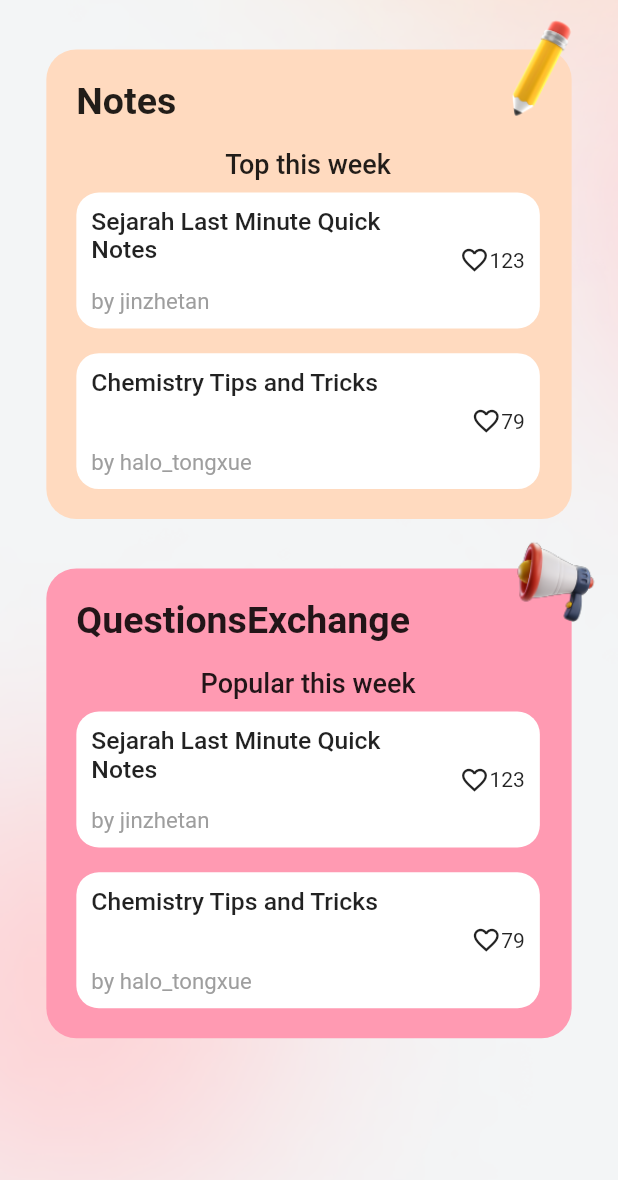
After one commit to zeminlai/volunteer_app, a Flutter app: the ResourcesPage screen opened directly, on a phone screen of 412 x 824 dp. The commit adds this screen. Shown: the top 1180 px of the screen. Run offline on Flutter 3.47's test engine with Material 2 defaults, Android fonts, the phone set to English and light mode, and no system bars; network calls fail.

Commit message:
make resources page and changed size to dynamic

```diff
--- a/lib/main.dart
+++ b/lib/main.dart
@@ -1,5 +1,6 @@
 import 'package:flutter/material.dart';
 import 'package:volunteer_app/pages/home_page.dart';
+import 'package:volunteer_app/pages/resources_page.dart';
 
 void main() {
   runApp(const MyApp());
--- a/lib/pages/home_page.dart
+++ b/lib/pages/home_page.dart
@@ -1,5 +1,5 @@
 import 'package:flutter/material.dart';
-import 'home_components.dart';
+import '../utils/home_components.dart';
 
 class HomePage extends StatefulWidget {
   const HomePage({super.key});
@@ -118,7 +118,7 @@ class _HomePageState extends State<HomePage> {
                 Padding(
                   //UPCOMING SESSIONS
                   padding: const EdgeInsets.fromLTRB(25, 10, 25, 0),
-                  child: Container(
+                  child: SizedBox(
                     width: 400,
                     height: 120,
                     child: SingleChildScrollView(
--- /dev/null
+++ b/lib/pages/resources_page.dart
@@ -0,0 +1,45 @@
+import 'package:flutter/material.dart';
+import 'package:volunteer_app/utils/resources_components.dart';
+import 'package:volunteer_app/utils/size_config.dart';
+
+class ResourcesPage extends StatefulWidget {
+  const ResourcesPage({super.key});
+
+  @override
+  State<ResourcesPage> createState() => _ResourcesPageState();
+}
+
+class _ResourcesPageState extends State<ResourcesPage> {
+  @override
+  Widget build(BuildContext context) {
+    return Scaffold(
+      body: Container(
+        decoration: const BoxDecoration(
+          color: Color.fromARGB(250, 226, 223, 223),
+          image: DecorationImage(
+            image: AssetImage("assets/resources_bg.png"),
+            fit: BoxFit.cover,
+          ),
+        ),
+        child: SafeArea(
+          child: Center(
+            child: Column(children: [
+              ResourceCard(
+                title: "Notes",
+                smallerTitle: "Top this week",
+                image: "assets/pencil.png",
+                color: Color(0xffFFDABF),
+              ),
+              ResourceCard(
+                title: "QuestionsExchange",
+                smallerTitle: "Popular this week",
+                image: "assets/speaker.png",
+                color: Color(0xffFF9AB2),
+              )
+            ]),
+          ),
+        ),
+      ),
+    );
+  }
+}
--- a/lib/pages/home_components.dart
+++ b/lib/utils/home_components.dart
@@ -153,7 +153,7 @@ class ResourcesCard extends StatelessWidget {
             color: Colors.grey.withOpacity(0.5),
             spreadRadius: 1,
             blurRadius: 10,
-            offset: Offset(0, 3),
+            offset: const Offset(0, 3),
           ),
         ],
       ),
@@ -165,14 +165,14 @@ class ResourcesCard extends StatelessWidget {
             padding: const EdgeInsets.fromLTRB(15, 15, 0, 0),
             child: Text(
               title,
-              style: TextStyle(fontSize: 20),
+              style: const TextStyle(fontSize: 20),
             ),
           ),
           Padding(
             padding: const EdgeInsets.fromLTRB(15, 3, 0, 0),
             child: Text(
               "by $tutor",
-              style: TextStyle(color: Colors.grey),
+              style: const TextStyle(color: Colors.grey),
             ),
           ),
           Padding(
@@ -181,16 +181,16 @@ class ResourcesCard extends StatelessWidget {
               children: [
                 Row(
                   children: [
-                    Icon(Icons.favorite, size: 15),
+                    const Icon(Icons.favorite, size: 15),
                     Text("${likes} Likes")
                   ],
                 ),
-                SizedBox(
+                const SizedBox(
                   width: 40,
                 ),
                 Row(
                   children: [
-                    Icon(Icons.download, size: 20),
+                    const Icon(Icons.download, size: 20),
                     Text("${downloads} downloads"),
                   ],
                 )
--- /dev/null
+++ b/lib/utils/resources_components.dart
@@ -0,0 +1,154 @@
+import 'package:flutter/material.dart';
+import 'package:volunteer_app/utils/size_config.dart';
+
+class ResourceCard extends StatelessWidget {
+  final String title;
+  final String smallerTitle;
+  final String image;
+  final Color color;
+
+  const ResourceCard({
+    super.key,
+    required this.title,
+    required this.smallerTitle,
+    required this.image,
+    required this.color,
+  });
+
+  @override
+  Widget build(BuildContext context) {
+    SizeConfig().init(context);
+    final Size size = MediaQuery.of(context).size;
+    return SizedBox(
+      width: SizeConfig.safeBlockHorizontal! * 100,
+      height: SizeConfig.safeBlockVertical! * 42,
+      child: Stack(alignment: Alignment.bottomCenter, children: [
+        Container(
+          width: SizeConfig.safeBlockHorizontal! * 85,
+          height: SizeConfig.safeBlockVertical! * 38,
+          decoration: BoxDecoration(
+            color: color,
+            borderRadius: BorderRadius.circular(20),
+          ),
+          child: Column(
+            mainAxisAlignment: MainAxisAlignment.spaceBetween,
+            crossAxisAlignment: CrossAxisAlignment.start,
+            children: [
+              Padding(
+                padding: EdgeInsets.fromLTRB(20, 20, 0, 0),
+                child: Text(
+                  title,
+                  style: TextStyle(fontSize: 25, fontWeight: FontWeight.w700),
+                ),
+              ),
+              Padding(
+                padding: const EdgeInsets.fromLTRB(20, 0, 0, 20),
+                child: Column(
+                  children: [
+                    Text(
+                      smallerTitle,
+                      style:
+                          TextStyle(fontSize: 18, fontWeight: FontWeight.w500),
+                    ),
+                    SizedBox(
+                      height: SizeConfig.safeBlockVertical! * 1,
+                    ),
+                    TopResourceCard(
+                      title: "Sejarah Last Minute Quick Notes",
+                      tutor: "jinzhetan",
+                      likes: 123,
+                    ),
+                    SizedBox(
+                      height: SizeConfig.safeBlockVertical! * 2,
+                    ),
+                    TopResourceCard(
+                      title: "Chemistry Tips and Tricks",
+                      tutor: "halo_tongxue",
+                      likes: 79,
+                    ),
+                  ],
+                ),
+              )
+            ],
+          ),
+        ),
+        Positioned(
+          top: 10,
+          right: 15,
+          child: Image.asset(
+            image,
+            scale: 1.4,
+          ),
+        )
+      ]),
+    );
+  }
+}
+
+class TopResourceCard extends StatelessWidget {
+  final String title;
+  final String tutor;
+  final int likes;
+  const TopResourceCard({
+    super.key,
+    required this.title,
+    required this.tutor,
+    required this.likes,
+  });
+
+  @override
+  Widget build(BuildContext context) {
+    return Container(
+      //TOP RESOURCES CONTAINER
+      width: SizeConfig.safeBlockHorizontal! * 75,
+      height: SizeConfig.safeBlockVertical! * 11,
+      decoration: BoxDecoration(
+        color: Colors.white,
+        borderRadius: BorderRadius.circular(15),
+      ),
+
+      child: Row(mainAxisAlignment: MainAxisAlignment.spaceBetween, children: [
+        Padding(
+          padding: const EdgeInsets.fromLTRB(10, 10, 0, 0),
+          child: SizedBox(
+            width: SizeConfig.safeBlockHorizontal! * 50,
+            child: Column(
+              mainAxisAlignment: MainAxisAlignment.spaceBetween,
+              crossAxisAlignment: CrossAxisAlignment.start,
+              children: [
+                Text(
+                  title,
+                  style: TextStyle(
+                      fontSize: (SizeConfig.safeBlockVertical! * 2),
+                      fontWeight: FontWeight.w500),
+                ),
+                Padding(
+                  padding: const EdgeInsets.fromLTRB(0, 0, 0, 10),
+                  child: Text(
+                    "by $tutor",
+                    style: TextStyle(
+                      color: Colors.grey,
+                      fontSize: (SizeConfig.safeBlockVertical! * 1.8),
+                    ),
+                  ),
+                )
+              ],
+            ),
+          ),
+        ),
+        Padding(
+          padding: const EdgeInsets.all(10.0),
+          child: Row(
+            children: [
+              const Icon(
+                Icons.favorite_outline,
+                size: 20,
+              ),
+              Text(likes.toString()),
+            ],
+          ),
+        )
+      ]),
+    );
+  }
+}
--- /dev/null
+++ b/lib/utils/size_config.dart
@@ -0,0 +1,29 @@
+import 'package:flutter/material.dart';
+
+class SizeConfig {
+  static MediaQueryData? _mediaQueryData;
+  static double? screenWidth;
+  static double? screenHeight;
+  static double? blockSizeHorizontal;
+  static double? blockSizeVertical;
+
+  static double? _safeAreaHorizontal;
+  static double? _safeAreaVertical;
+  static double? safeBlockHorizontal;
+  static double? safeBlockVertical;
+
+  void init(BuildContext context) {
+    _mediaQueryData = MediaQuery.of(context);
+    screenWidth = _mediaQueryData!.size.width;
+    screenHeight = _mediaQueryData!.size.height;
+    blockSizeHorizontal = screenWidth! / 100;
+    blockSizeVertical = screenHeight! / 100;
+
+    _safeAreaHorizontal =
+        _mediaQueryData!.padding.left + _mediaQueryData!.padding.right;
+    _safeAreaVertical =
+        _mediaQueryData!.padding.top + _mediaQueryData!.padding.bottom;
+    safeBlockHorizontal = (screenWidth! - _safeAreaHorizontal!) / 100;
+    safeBlockVertical = (screenHeight! - _safeAreaVertical!) / 100;
+  }
+}
```
Also changed, not shown: assets/pencil.png (added), assets/resources_bg.png (added), assets/speaker.png (added), lib/pages/sessions_page.dart (added).
